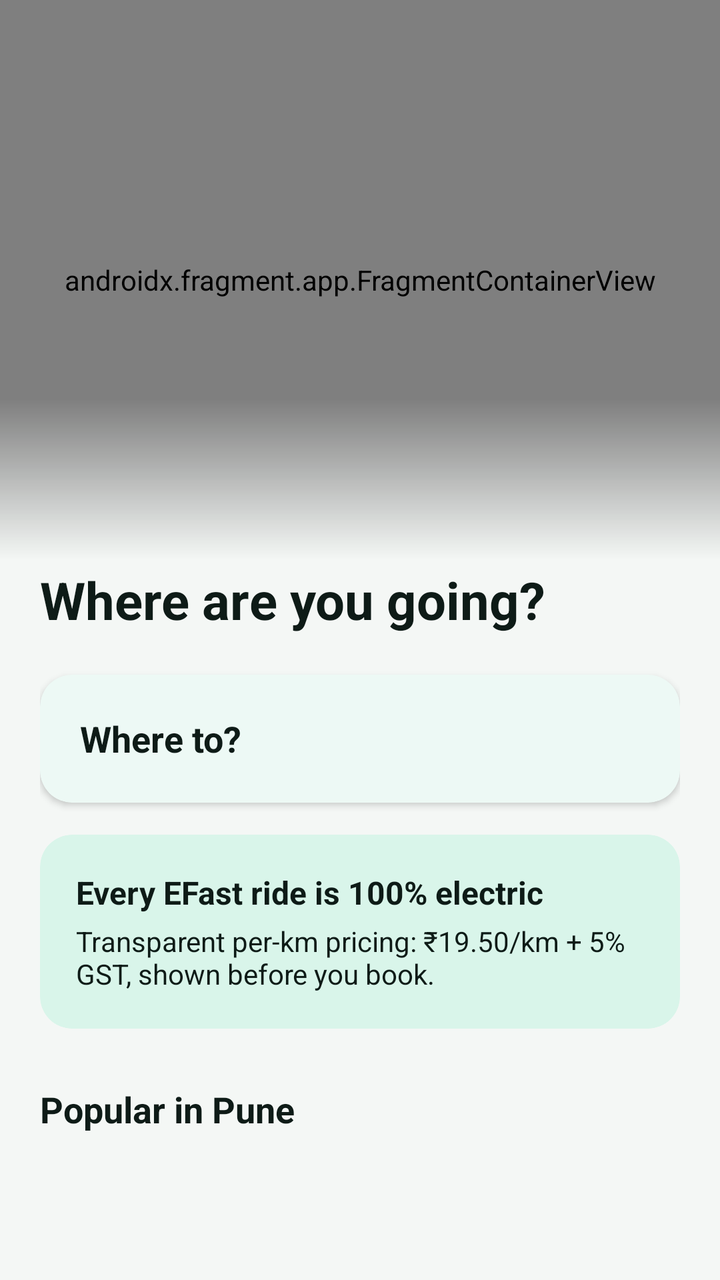
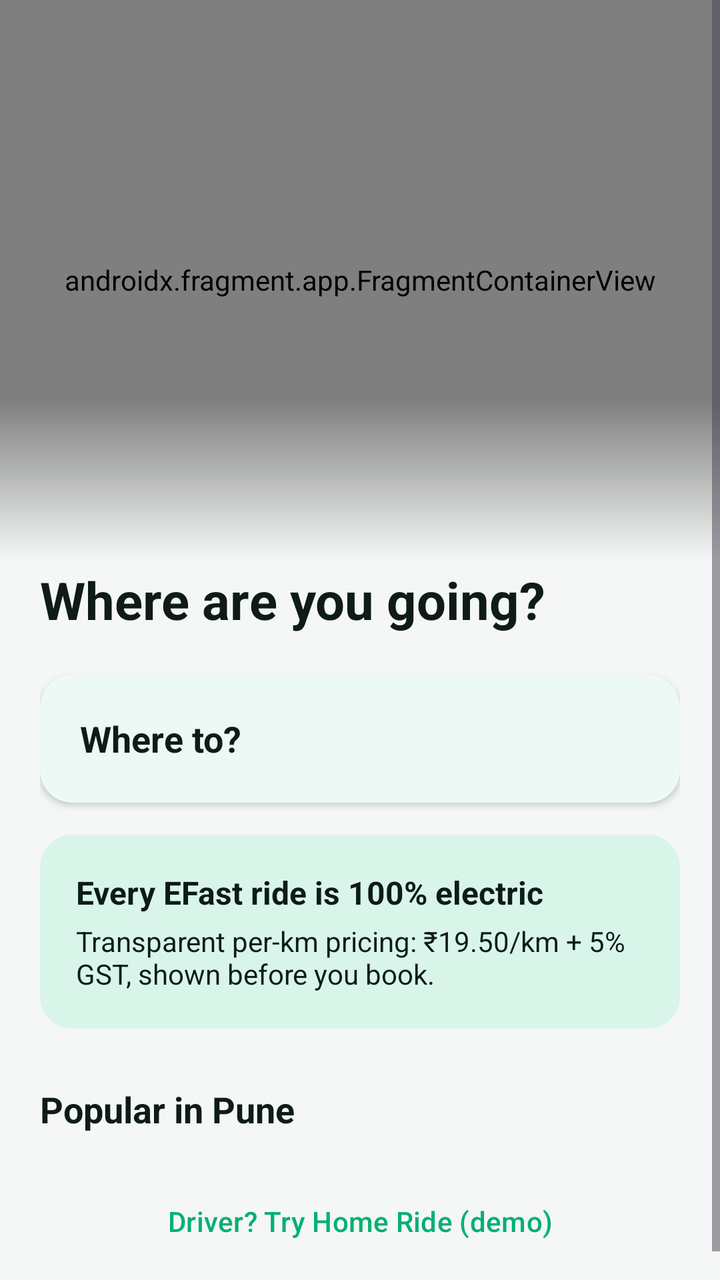

The first picture is an Android layout as it rendered before a commit; the second is the same layout after the commit. The layout source and the unified diff follow.
<!-- AndroidManifest.xml: application theme Theme.Efast -->
<!-- res/layout/activity_home.xml -->
<?xml version="1.0" encoding="utf-8"?>
<FrameLayout xmlns:android="http://schemas.android.com/apk/res/android"
    xmlns:app="http://schemas.android.com/apk/res-auto"
    android:id="@+id/main"
    android:layout_width="match_parent"
    android:layout_height="match_parent"
    android:background="@color/efast_surface">

    
    <androidx.fragment.app.FragmentContainerView
        android:id="@+id/homeMap"
        android:name="com.google.android.gms.maps.SupportMapFragment"
        android:layout_width="match_parent"
        android:layout_height="280dp" />

    
    <View
        android:layout_width="match_parent"
        android:layout_height="80dp"
        android:layout_gravity="top"
        android:layout_marginTop="200dp"
        android:background="@drawable/gradient_map_fade" />

    <ScrollView
        android:layout_width="match_parent"
        android:layout_height="match_parent"
        android:clipToPadding="false"
        android:fillViewport="true">

        <LinearLayout
            android:layout_width="match_parent"
            android:layout_height="wrap_content"
            android:orientation="vertical"
            android:paddingHorizontal="20dp"
            android:paddingTop="260dp"
            android:paddingBottom="20dp">

            <TextView
                android:id="@+id/greeting"
                android:layout_width="wrap_content"
                android:layout_height="wrap_content"
                android:textColor="@color/efast_muted"
                android:textSize="15sp" />

            <TextView
                android:layout_width="wrap_content"
                android:layout_height="wrap_content"
                android:layout_marginTop="2dp"
                android:text="@string/home_question"
                android:textColor="@color/efast_ink"
                android:textSize="26sp"
                android:textStyle="bold" />

            <com.google.android.material.card.MaterialCardView
                android:id="@+id/whereToCard"
                android:layout_width="match_parent"
                android:layout_height="64dp"
                android:layout_marginTop="20dp"
                android:clickable="true"
                android:focusable="true"
                app:cardBackgroundColor="@color/white"
                app:cardCornerRadius="16dp"
                app:cardElevation="2dp"
                app:strokeWidth="0dp">

                <TextView
                    android:layout_width="match_parent"
                    android:layout_height="match_parent"
                    android:gravity="center_vertical"
                    android:paddingHorizontal="20dp"
                    android:text="@string/where_to"
                    android:textColor="@color/efast_ink"
                    android:textSize="18sp"
                    android:textStyle="bold" />
            </com.google.android.material.card.MaterialCardView>

            <com.google.android.material.card.MaterialCardView
                android:layout_width="match_parent"
                android:layout_height="wrap_content"
                android:layout_marginTop="16dp"
                app:cardBackgroundColor="@color/efast_green_light"
                app:cardCornerRadius="16dp"
                app:cardElevation="0dp"
                app:strokeWidth="0dp">

                <LinearLayout
                    android:layout_width="match_parent"
                    android:layout_height="wrap_content"
                    android:orientation="vertical"
                    android:padding="18dp">

                    <TextView
                        android:layout_width="wrap_content"
                        android:layout_height="wrap_content"
                        android:text="@string/promise_title"
                        android:textColor="@color/efast_ink"
                        android:textSize="16sp"
                        android:textStyle="bold" />

                    <TextView
                        android:layout_width="wrap_content"
                        android:layout_height="wrap_content"
                        android:layout_marginTop="4dp"
                        android:text="@string/promise_body"
                        android:textColor="@color/efast_ink"
                        android:textSize="14sp" />
                </LinearLayout>
            </com.google.android.material.card.MaterialCardView>

            <TextView
                android:layout_width="wrap_content"
                android:layout_height="wrap_content"
                android:layout_marginTop="28dp"
                android:layout_marginBottom="8dp"
                android:text="@string/popular_places"
                android:textColor="@color/efast_ink"
                android:textSize="18sp"
                android:textStyle="bold" />

            
            <LinearLayout
                android:id="@+id/placesContainer"
                android:layout_width="match_parent"
                android:layout_height="wrap_content"
                android:orientation="vertical" />
        </LinearLayout>
    </ScrollView>
</FrameLayout>
<!-- resources referenced by this layout -->
<resources>
  <color name="efast_green_light">#D9F5EA</color>
  <color name="efast_ink">#0E1B17</color>
  <color name="efast_muted">#5E6B66</color>
  <color name="efast_surface">#F4F7F5</color>
  <color name="white">#FFFFFFFF</color>
  <!-- drawable gradient_map_fade (drawable) -->
  <?xml version="1.0" encoding="utf-8"?>
  <shape xmlns:android="http://schemas.android.com/apk/res/android">
      <gradient
          android:angle="270"
          android:endColor="@color/efast_surface"
          android:startColor="@android:color/transparent" />
  </shape>
  <string name="home_question">Where are you going?</string>
  <string name="popular_places">Popular in Pune</string>
  <string name="promise_body">Transparent per-km pricing: ₹19.50/km + 5% GST, shown before you book.</string>
  <string name="promise_title">Every EFast ride is 100% electric</string>
  <string name="where_to">Where to?</string>
  <style name="Theme.Efast" parent="Base.Theme.Efast" />
  <style name="Base.Theme.Efast" parent="Theme.Material3.Light.NoActionBar">
          <item name="colorPrimary">@color/efast_green</item>
          <item name="colorOnPrimary">@color/white</item>
          <item name="colorPrimaryContainer">@color/efast_green_light</item>
          <item name="colorOnPrimaryContainer">@color/efast_ink</item>
          <item name="colorSecondary">@color/efast_ink</item>
          <item name="colorOnSecondary">@color/white</item>
          <item name="colorOutline">@color/efast_outline</item>
          <item name="android:colorBackground">@color/efast_surface</item>
          <item name="colorSurface">@color/white</item>
          <item name="colorOnSurface">@color/efast_ink</item>
      </style>
  <color name="efast_green">#00B074</color>
  <color name="efast_outline">#D5DEDA</color>
</resources>

<!-- the commit's change to res/layout/activity_home.xml (unified diff, before → after) -->
@@ -123,6 +123,15 @@
                 android:layout_width="match_parent"
                 android:layout_height="wrap_content"
                 android:orientation="vertical" />
+
+            
+            <com.google.android.material.button.MaterialButton
+                android:id="@+id/driverDemoButton"
+                style="@style/Widget.Material3.Button.TextButton"
+                android:layout_width="match_parent"
+                android:layout_height="wrap_content"
+                android:layout_marginTop="12dp"
+                android:text="@string/action_driver_demo" />
         </LinearLayout>
     </ScrollView>
 </FrameLayout>
<!-- resource entries referenced after the edit -->
@@ -13,6 +13,7 @@
           android:endColor="@color/efast_surface"
           android:startColor="@android:color/transparent" />
   </shape>
+  <string name="action_driver_demo">Driver? Try Home Ride (demo)</string>
   <string name="home_question">Where are you going?</string>
   <string name="popular_places">Popular in Pune</string>
   <string name="promise_body">Transparent per-km pricing: ₹19.50/km + 5% GST, shown before you book.</string>
